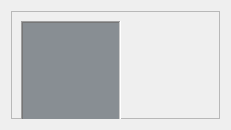
Above: bin/view/mapresizewidget.ui from dyle/rpgmapper before the change. Below: the same form after it.
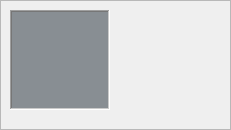
That is the form after the change. Icons and pictures are not drawn.

Commit message: does an map properties dialog overhaul

Diff of the .ui file:
```diff
--- a/bin/view/mapresizewidget.ui
+++ b/bin/view/mapresizewidget.ui
@@ -14,6 +14,21 @@
    <string>Form</string>
   </property>
   <layout class="QVBoxLayout" name="verticalLayout">
+   <property name="spacing">
+    <number>0</number>
+   </property>
+   <property name="leftMargin">
+    <number>0</number>
+   </property>
+   <property name="topMargin">
+    <number>0</number>
+   </property>
+   <property name="rightMargin">
+    <number>0</number>
+   </property>
+   <property name="bottomMargin">
+    <number>0</number>
+   </property>
    <item>
     <widget class="QFrame" name="frMap">
      <property name="frameShape">
```
Left out of the diff: 2 changed lines with no effect on the pictures. The commit also changes 7 other files.
